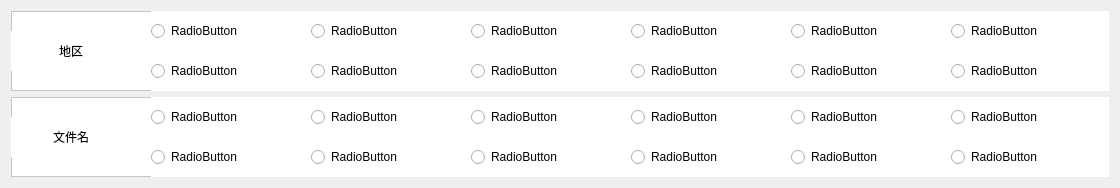
Qt form app/edit_gift/gui/operation/check_language_ui.ui (WanKaKa/IjsGiftWall) before a commit.
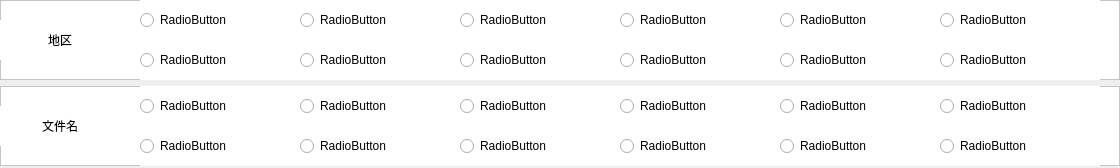
The same form after that commit.

Patch:
```diff
--- a/app/edit_gift/gui/operation/check_language_ui.ui
+++ b/app/edit_gift/gui/operation/check_language_ui.ui
@@ -7,15 +7,36 @@
     <x>0</x>
     <y>0</y>
     <width>1120</width>
-    <height>186</height>
+    <height>168</height>
    </rect>
   </property>
   <property name="windowTitle">
    <string>Form</string>
   </property>
   <layout class="QFormLayout" name="formLayout">
+   <property name="horizontalSpacing">
+    <number>0</number>
+   </property>
+   <property name="verticalSpacing">
+    <number>0</number>
+   </property>
+   <property name="leftMargin">
+    <number>0</number>
+   </property>
+   <property name="topMargin">
+    <number>0</number>
+   </property>
+   <property name="rightMargin">
+    <number>0</number>
+   </property>
+   <property name="bottomMargin">
+    <number>0</number>
+   </property>
    <item row="0" column="0" colspan="2">
     <layout class="QVBoxLayout" name="verticalLayout">
+     <property name="spacing">
+      <number>6</number>
+     </property>
      <item>
       <widget class="QFrame" name="layout_check_mode_language">
        <property name="minimumSize">
```
